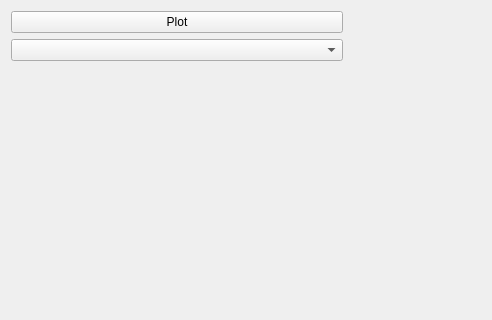
LisGein/Thesis, file dataPlotWidget/dataPlotWidget.ui: the form before one commit; both pictures show x 0 to 492 and y 0 to 320 of the 691 by 443 pixel window.
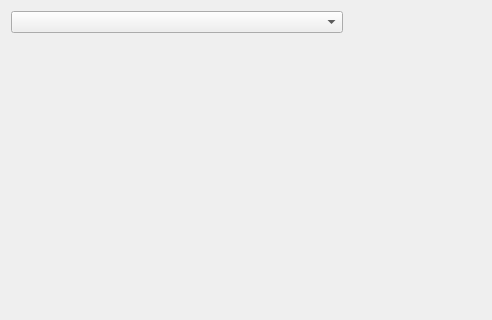
The form after the commit.

Diff of the .ui file:
```diff
--- a/dataPlotWidget/dataPlotWidget.ui
+++ b/dataPlotWidget/dataPlotWidget.ui
@@ -16,13 +16,6 @@
   <layout class="QHBoxLayout" name="horizontalLayout">
    <item>
     <layout class="QVBoxLayout" name="verticalLayout">
-     <item>
-      <widget class="QPushButton" name="plotBtn">
-       <property name="text">
-        <string>Plot</string>
-       </property>
-      </widget>
-     </item>
      <item>
       <widget class="QComboBox" name="axisCombo"/>
      </item>
```
